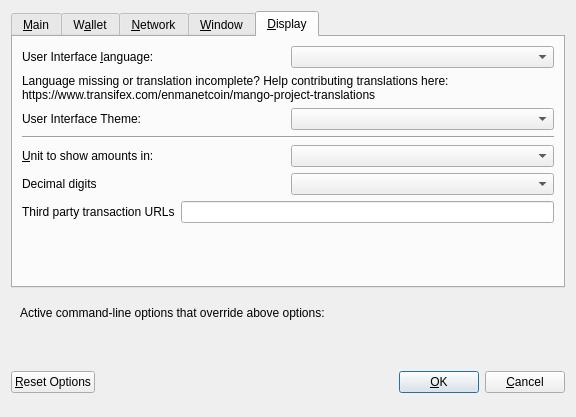
Before: the Qt Designer form src/qt/forms/optionsdialog.ui in DevelMango/mango, drawn with Qt 5.
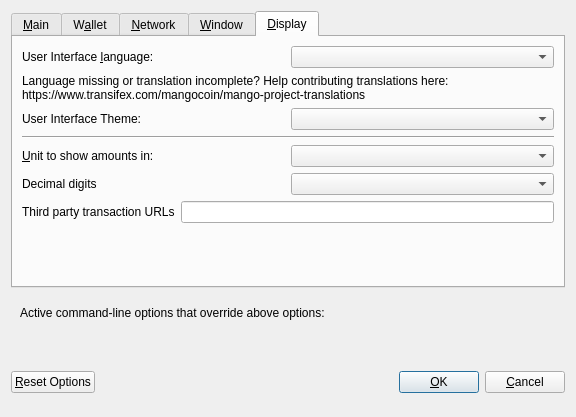
After: the same form once the commit is applied. The open tabs and pages were chosen to show the change. Custom widgets are drawn as their Qt base class.

The edit to the form file:
```diff
--- a/src/qt/forms/optionsdialog.ui
+++ b/src/qt/forms/optionsdialog.ui
@@ -407,7 +407,7 @@
          </property>
          <property name="text">
           <string>Language missing or translation incomplete? Help contributing translations here:
-https://www.transifex.com/enmanetcoin/mango-project-translations</string>
+https://www.transifex.com/mangocoin/mango-project-translations</string>
          </property>
          <property name="wordWrap">
           <bool>true</bool>
```
